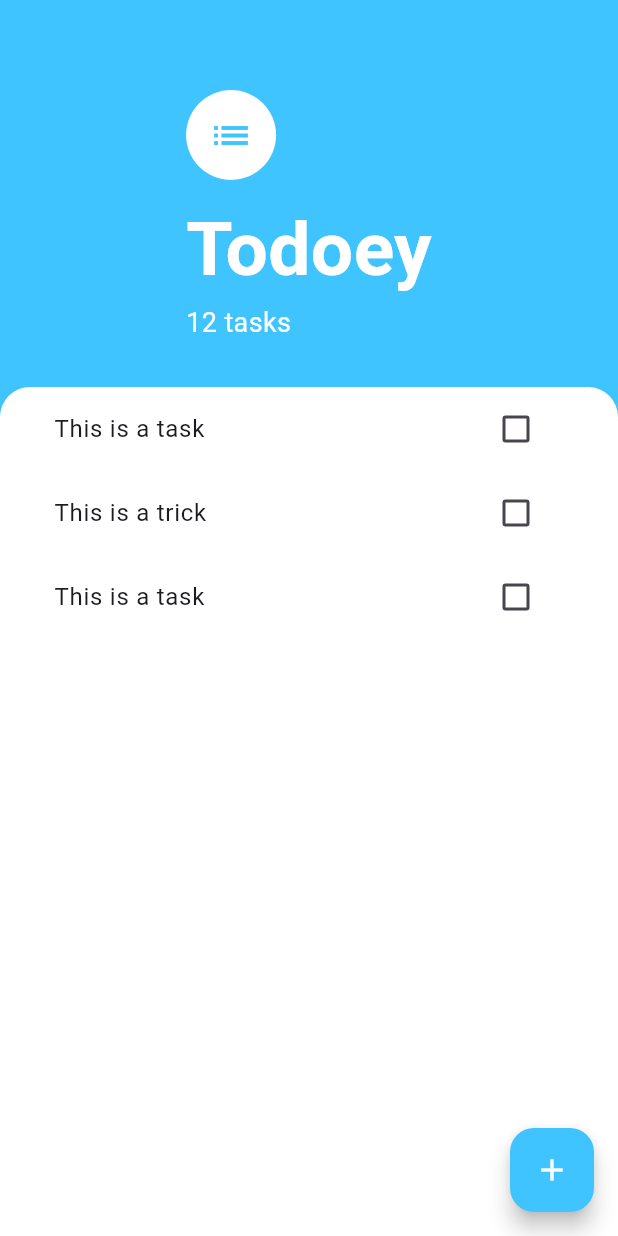
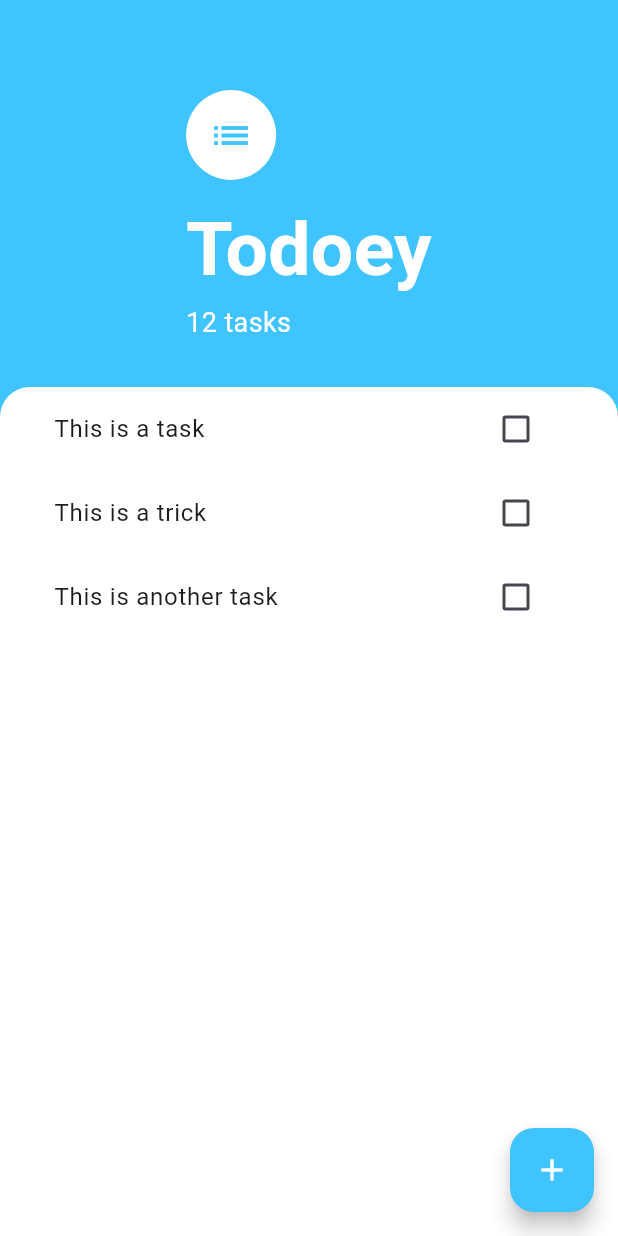
Before and after one commit to hemantwint-hey/TO-DO-LIST, a Flutter app: the screen it shows after launch, on a phone screen of 412 x 824 dp. Run offline on Flutter 3.47's test engine with Material 3 defaults, Android fonts, the phone set to English and light mode, and no system bars.

Commit message:
Initial commit

```diff
--- a/lib/screens/tasks_screen.dart
+++ b/lib/screens/tasks_screen.dart
@@ -1,6 +1,10 @@
 import 'package:flutter/material.dart';
+import 'package:todolist/widgets/tasks_list.dart';
 class TasksScreen extends StatelessWidget {
 
+  Widget buildBottomSheet(BuildContext context){
+      return Container();
+  }
 
   @override
   Widget build(BuildContext context) {
@@ -8,74 +12,66 @@ class TasksScreen extends StatelessWidget {
       backgroundColor: Colors.lightBlueAccent,
       floatingActionButton: FloatingActionButton(
         backgroundColor: Colors.lightBlueAccent,
-        child: Icon(Icons.add,color: Colors.white,),
-        onPressed: null,
+        onPressed: () {
+          showModalBottomSheet(context: context, builder: buildBottomSheet);
+        },
+        child: const Icon(Icons.add, color: Colors.white),
       ),
       body: Column(
         children: [
-          Container(
-            padding: EdgeInsets.only(top:60.0,left: 30.0,right: 30.0,bottom: 30.0),
-            child: Column(
+          _buildHeader(),
+          _buildTaskList(),
+        ],
+      ),
+    );
+  }
+
+  /// Header section (top blue part)
+  Widget _buildHeader() {
+    return Container(
+      padding: const EdgeInsets.only(
+        top: 60,
+        left: 30,
+        right: 30,
+        bottom: 30,
+      ),
+      child: const Column(
         crossAxisAlignment: CrossAxisAlignment.start,
-              children: <Widget>[
+        children: [
           CircleAvatar(
+            radius: 30,
+            backgroundColor: Colors.white,
             child: Icon(
               Icons.list,
-                        size:30.0,
+              size: 30,
               color: Colors.lightBlueAccent,
             ),
-                      backgroundColor: Colors.white,
-                      radius: 30.0,
           ),
-                  SizedBox(
-                    height:10.0,
-                  ),
+          SizedBox(height: 10),
           Text(
             'Todoey',
             style: TextStyle(
-                      color:Colors.white,
-                      fontSize: 50.0,
+              color: Colors.white,
+              fontSize: 50,
               fontWeight: FontWeight.w700,
             ),
           ),
           Text(
             '12 tasks',
-                    style:TextStyle(
-                      color:Colors.white,
-                      fontSize:18,
-                    ),
-                ),
-
-              ],
-            ),
-          ),
-          Expanded(
-            child: Container(
-              padding: EdgeInsets.symmetric(horizontal: 20.0,),
-              decoration: BoxDecoration(
+            style: TextStyle(
               color: Colors.white,
-                borderRadius: BorderRadius.only(topLeft: Radius.circular(20.0),topRight: Radius.circular(20.0)),
-              ),
-              child: ListView(
-                children: <Widget>[
-                  ListTile(
-                    title: Text('This is a task'),
-                    trailing: Checkbox(value: false,  onChanged: (bool? value) {}, ),
-                  ),
-                  ListTile(
-                    title: Text('This is a trick'),
-                    trailing: Checkbox(value: false,  onChanged: (bool? value) {}, ),
-                  ),
-                  ListTile(
-                    title: Text('This is a task'),
-                    trailing: Checkbox(value: false,  onChanged: (bool? value) {}, ),
-                  ),
-                ],
-              ),
+              fontSize: 18,
             ),
           ),
         ],
       ),
     );
   }
+
+  /// Task list section (white container)
+  Widget _buildTaskList() {
+    return const Expanded(
+      child: TasksList(),
+    );
   }
+}
--- /dev/null
+++ b/lib/widgets/tasks_list.dart
@@ -0,0 +1,26 @@
+import 'package:flutter/material.dart';
+import 'package:todolist/widgets/tasks_tile.dart';
+class TasksList extends StatelessWidget {
+  const TasksList({super.key});
+
+  @override
+  Widget build(BuildContext context) {
+    return Container(
+      padding: const EdgeInsets.symmetric(horizontal: 20),
+      decoration: const BoxDecoration(
+        color: Colors.white,
+        borderRadius: BorderRadius.only(
+          topLeft: Radius.circular(20),
+          topRight: Radius.circular(20),
+        ),
+      ),
+      child: ListView(
+        children: const [
+          TaskTile(title: 'This is a task'),
+          TaskTile(title: 'This is a trick'),
+          TaskTile(title: 'This is another task'),
+        ],
+      ),
+    );
+  }
+}
--- /dev/null
+++ b/lib/widgets/tasks_tile.dart
@@ -0,0 +1,17 @@
+import 'package:flutter/material.dart';
+class TaskTile extends StatelessWidget {
+  final String title;
+
+  const TaskTile({super.key, required this.title});
+
+  @override
+  Widget build(BuildContext context) {
+    return ListTile(
+      title: Text(title),
+      trailing: Checkbox(
+        value: false,
+        onChanged: (bool? value) {},
+      ),
+    );
+  }
+}
```
Lines whose indentation alone changed are shown as unchanged.
